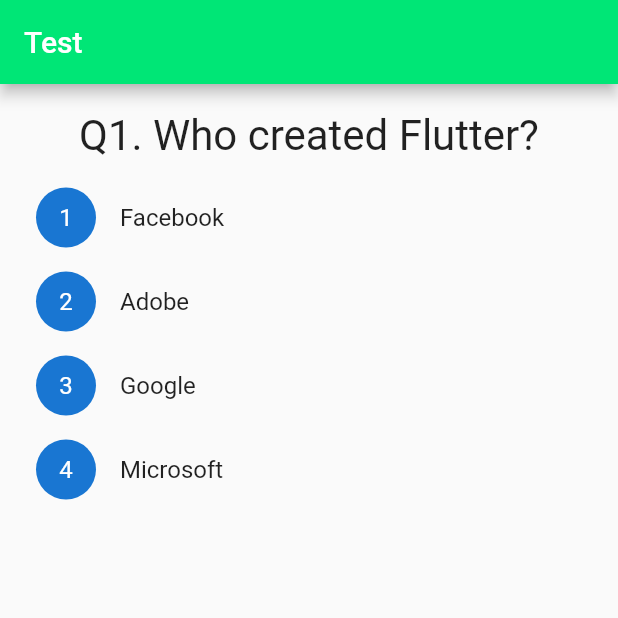
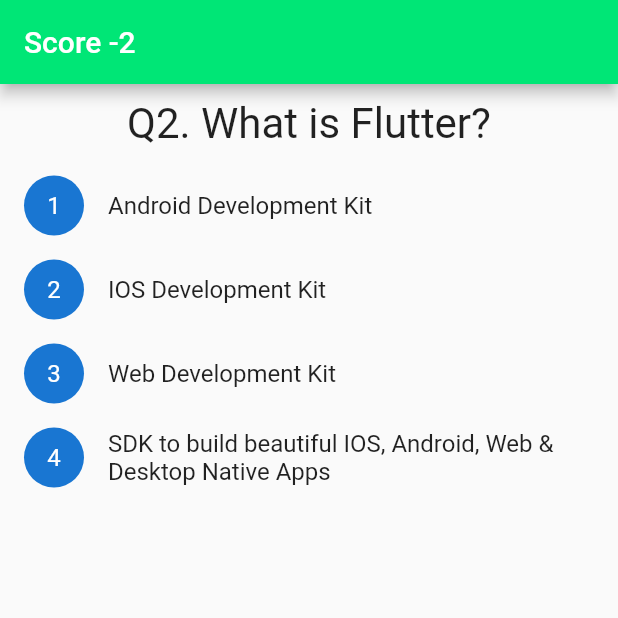
Before and after one commit to Syamaail/st2_, a Flutter app: the screen it shows after launch, after a tap on an icon or button, on a phone screen of 412 x 824 dp, the top half of it. Run offline on Flutter 3.47's test engine with Material 2 defaults, Android fonts, the phone set to English and light mode, and no system bars.

Commit message:
add score and restart

```diff
--- a/lib/main.dart
+++ b/lib/main.dart
@@ -1,7 +1,6 @@
 import 'package:flutter/material.dart';
 
 import './quiz.dart';
-import './result.dart';
 
 void main() {
   WidgetsFlutterBinding.ensureInitialized();
@@ -103,21 +102,12 @@ class _MyAppState extends State<MyApp> {
   Widget build(BuildContext context) {
     return MaterialApp(
       home: Scaffold(
-        appBar: AppBar(
-          title: const Text('Test'),
-          backgroundColor: const Color(0xFF00E676),
-        ),
-        body: Padding(
-          padding: const EdgeInsets.all(8.0),
-          child: _questionIndex < _questions.length
-              ? Quiz(
-                  answerQuestion: _answerQuestion,
-                  questionIndex: _questionIndex,
-                  questions: _questions,
-                ) //Quiz
-              : Result(_totalScore, _resetQuiz),
-        ), //Padding
-      ), //Scaffold
+          body: Quiz(
+        answerQuestion: _answerQuestion,
+        questionIndex: _questionIndex,
+        questions: _questions,
+      ) // //Padding
+          ), //Scaffold
       debugShowCheckedModeBanner: false,
     ); //MaterialApp
   }
--- a/lib/quiz.dart
+++ b/lib/quiz.dart
@@ -2,7 +2,7 @@ import 'package:flutter/material.dart';
 
 import './question.dart';
 
-class Quiz extends StatelessWidget {
+class Quiz extends StatefulWidget {
   final List<Map<String, Object>> questions;
   final int questionIndex;
   final Function answerQuestion;
@@ -15,22 +15,105 @@ class Quiz extends StatelessWidget {
   }) : super(key: key);
 
   @override
+  State<Quiz> createState() => _QuizState();
+}
+
+class _QuizState extends State<Quiz> {
+  late int id;
+  var _totalScore = 0;
+
+  @override
+  void initState() {
+    // TODO: implement initState
+    id = widget.questionIndex;
+    super.initState();
+  }
+
+  void _resetQuiz() {
+    setState(() {
+      id = 0;
+      _totalScore = 0;
+    });
+  }
+
+  String get resultPhrase {
+    String resultText;
+    if (_totalScore >= 41) {
+      resultText = 'You are awesome!';
+      print(_totalScore);
+    } else if (_totalScore >= 31) {
+      resultText = 'Pretty likeable!';
+      print(_totalScore);
+    } else if (_totalScore >= 21) {
+      resultText = 'You need to work more!';
+    } else if (_totalScore >= 1) {
+      resultText = 'You need to work hard!';
+    } else {
+      resultText = 'This is a poor score!';
+      print(_totalScore);
+    }
+    return resultText;
+  }
+
+  @override
   Widget build(BuildContext context) {
-    var data = questions[questionIndex]['answers'] as List<Map<String, Object>>;
-    return Column(
+    var list = widget.questions[id]['answers'] as List<Map<String, Object>>;
+
+    return Scaffold(
+      appBar: AppBar(
+        title: Text(
+          'Score ' '${_totalScore}',
+          textAlign: TextAlign.center,
+        ),
+        backgroundColor: const Color(0xFF00E676),
+      ),
+      body: id == widget.questions.length - 1
+          ? Center(
+              child: Column(
+                mainAxisAlignment: MainAxisAlignment.center,
+                children: <Widget>[
+                  Text(
+                    resultPhrase,
+                    style: const TextStyle(
+                        fontSize: 26, fontWeight: FontWeight.bold),
+                    textAlign: TextAlign.center,
+                  ), //Text
+                  //Text
+                  TextButton(
+                    onPressed: _resetQuiz,
+                    child: Container(
+                      color: Colors.green,
+                      padding: const EdgeInsets.all(14),
+                      child: const Text(
+                        'Restart Quiz',
+                        style: TextStyle(color: Colors.white),
+                      ),
+                    ),
+                  ),
+                ], //<Widget>[]
+              ),
+            )
+          : Column(
               children: [
                 Question(
-          questions[questionIndex]['questionText'].toString(),
+                  widget.questions[id]['questionText'].toString(),
                 ), //Question
                 ListView.builder(
-          itemCount: data.length,
+                  itemCount: list.length,
                   primary: false,
                   shrinkWrap: true,
                   itemBuilder: (BuildContext context, int index) {
+                    var data = widget.questions[id]['answers']
+                        as List<Map<String, Object>>;
                     return ListTile(
                       onTap: () {
-                var action = data[index]['score'].toString();
-                print(action);
+                        setState(() {
+                          if (id < widget.questions.length - 1) {
+                            id++;
+                          }
+                          _totalScore = _totalScore +
+                              int.parse(data[index]['score'].toString());
+                        });
                       },
                       leading: CircleAvatar(child: Text('${index + 1}')),
                       title: Text(data[index]['text'].toString()),
@@ -38,6 +121,7 @@ class Quiz extends StatelessWidget {
                   },
                 )
               ],
+            ),
     ); //Column
   }
 }
```
Also changed, not shown: lib/result.dart (+25 -11 lines). Lines whose indentation alone changed are shown as unchanged.
